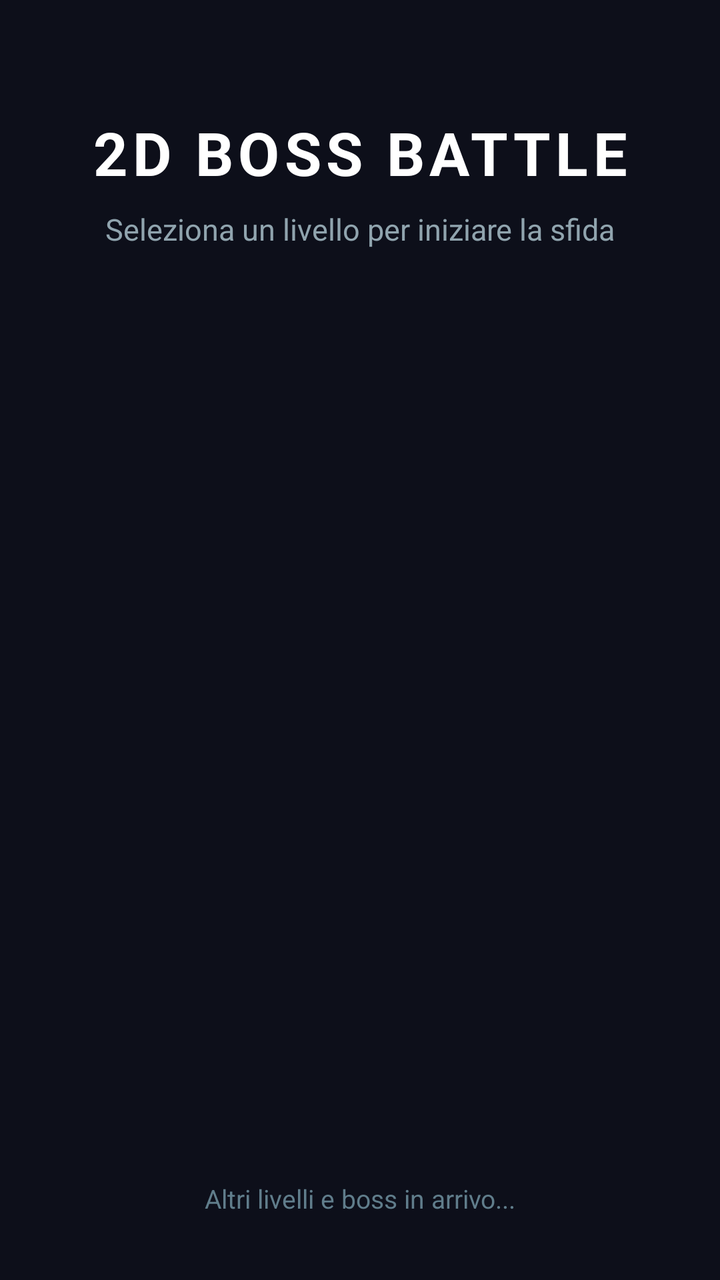
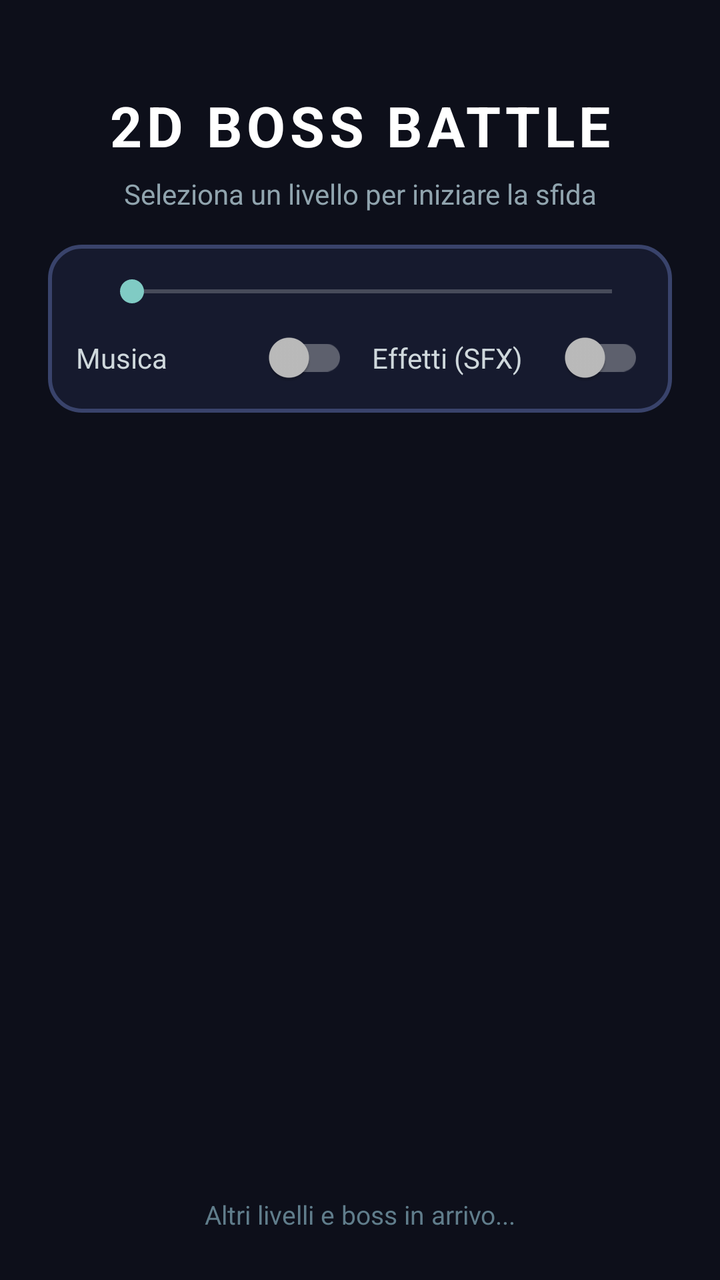

The first picture is an Android layout as it rendered before a commit; the second is the same layout after the commit. The layout source and the unified diff follow.
<!-- AndroidManifest.xml: application theme Theme.BossBattle -->
<!-- res/layout/activity_level_select.xml -->
<?xml version="1.0" encoding="utf-8"?>
<LinearLayout xmlns:android="http://schemas.android.com/apk/res/android"
    android:layout_width="match_parent"
    android:layout_height="match_parent"
    android:background="#0D0F1A"
    android:orientation="vertical"
    android:paddingStart="24dp"
    android:paddingTop="56dp"
    android:paddingEnd="24dp"
    android:paddingBottom="32dp">

    <TextView
        android:id="@+id/titleText"
        android:layout_width="match_parent"
        android:layout_height="wrap_content"
        android:gravity="center"
        android:letterSpacing="0.08"
        android:text="@string/menu_title"
        android:textColor="#FFFFFF"
        android:textSize="30sp"
        android:textStyle="bold" />

    <TextView
        android:id="@+id/subtitleText"
        android:layout_width="match_parent"
        android:layout_height="wrap_content"
        android:layout_marginTop="8dp"
        android:layout_marginBottom="32dp"
        android:gravity="center"
        android:text="@string/menu_subtitle"
        android:textColor="#90A4AE"
        android:textSize="15sp" />

    <ScrollView
        android:layout_width="match_parent"
        android:layout_height="0dp"
        android:layout_weight="1"
        android:fillViewport="true">

        <LinearLayout
            android:id="@+id/levelsContainer"
            android:layout_width="match_parent"
            android:layout_height="wrap_content"
            android:orientation="vertical" />
    </ScrollView>

    <TextView
        android:id="@+id/footerText"
        android:layout_width="match_parent"
        android:layout_height="wrap_content"
        android:layout_marginTop="16dp"
        android:gravity="center"
        android:text="@string/menu_more_levels_soon"
        android:textColor="#607D8B"
        android:textSize="13sp" />

</LinearLayout>
<!-- resources referenced by this layout -->
<resources>
  <string name="menu_more_levels_soon">Altri livelli e boss in arrivo...</string>
  <string name="menu_subtitle">Seleziona un livello per iniziare la sfida</string>
  <string name="menu_title">2D BOSS BATTLE</string>
  <style name="Theme.BossBattle" parent="Theme.AppCompat.NoActionBar">
          <item name="android:windowBackground">#0D0F1A</item>
          <item name="android:statusBarColor">#0D0F1A</item>
          <item name="android:navigationBarColor">#0D0F1A</item>
      </style>
</resources>

<!-- the commit's change to res/layout/activity_level_select.xml (unified diff, before → after) -->
@@ -5,9 +5,9 @@
     android:background="#0D0F1A"
     android:orientation="vertical"
     android:paddingStart="24dp"
-    android:paddingTop="56dp"
+    android:paddingTop="44dp"
     android:paddingEnd="24dp"
-    android:paddingBottom="32dp">
+    android:paddingBottom="24dp">
 
     <TextView
         android:id="@+id/titleText"
@@ -17,19 +17,79 @@
         android:letterSpacing="0.08"
         android:text="@string/menu_title"
         android:textColor="#FFFFFF"
-        android:textSize="30sp"
+        android:textSize="28sp"
         android:textStyle="bold" />
 
     <TextView
         android:id="@+id/subtitleText"
         android:layout_width="match_parent"
         android:layout_height="wrap_content"
-        android:layout_marginTop="8dp"
-        android:layout_marginBottom="32dp"
+        android:layout_marginTop="6dp"
+        android:layout_marginBottom="16dp"
         android:gravity="center"
         android:text="@string/menu_subtitle"
         android:textColor="#90A4AE"
-        android:textSize="15sp" />
+        android:textSize="14sp" />
+
+    
+    <LinearLayout
+        android:layout_width="match_parent"
+        android:layout_height="wrap_content"
+        android:layout_marginBottom="16dp"
+        android:background="@drawable/bg_level_card"
+        android:orientation="vertical"
+        android:padding="14dp">
+
+        <LinearLayout
+            android:layout_width="match_parent"
+            android:layout_height="wrap_content"
+            android:gravity="center_vertical"
+            android:orientation="horizontal">
+
+            <TextView
+                android:id="@+id/volumeLabel"
+                android:layout_width="wrap_content"
+                android:layout_height="wrap_content"
+                android:textColor="#FFFFFF"
+                android:textSize="14sp"
+                android:textStyle="bold" />
+
+            <SeekBar
+                android:id="@+id/volumeSeekBar"
+                android:layout_width="0dp"
+                android:layout_height="wrap_content"
+                android:layout_marginStart="12dp"
+                android:layout_weight="1"
+                android:max="100" />
+        </LinearLayout>
+
+        <LinearLayout
+            android:layout_width="match_parent"
+            android:layout_height="wrap_content"
+            android:layout_marginTop="10dp"
+            android:gravity="center_vertical"
+            android:orientation="horizontal">
+
+            <androidx.appcompat.widget.SwitchCompat
+                android:id="@+id/musicSwitch"
+                android:layout_width="0dp"
+                android:layout_height="wrap_content"
+                android:layout_weight="1"
+                android:text="@string/audio_music_label"
+                android:textColor="#CFD8DC"
+                android:textSize="14sp" />
+
+            <androidx.appcompat.widget.SwitchCompat
+                android:id="@+id/sfxSwitch"
+                android:layout_width="0dp"
+                android:layout_height="wrap_content"
+                android:layout_marginStart="12dp"
+                android:layout_weight="1"
+                android:text="@string/audio_sfx_label"
+                android:textColor="#CFD8DC"
+                android:textSize="14sp" />
+        </LinearLayout>
+    </LinearLayout>
 
     <ScrollView
         android:layout_width="match_parent"
@@ -48,7 +108,7 @@
         android:id="@+id/footerText"
         android:layout_width="match_parent"
         android:layout_height="wrap_content"
-        android:layout_marginTop="16dp"
+        android:layout_marginTop="12dp"
         android:gravity="center"
         android:text="@string/menu_more_levels_soon"
         android:textColor="#607D8B"
<!-- resource entries referenced after the edit -->
@@ -1,5 +1,17 @@
 <!-- resources referenced by this layout -->
 <resources>
+  <!-- drawable bg_level_card (drawable) -->
+  <?xml version="1.0" encoding="utf-8"?>
+  <shape xmlns:android="http://schemas.android.com/apk/res/android"
+      android:shape="rectangle">
+      <solid android:color="#161A2E" />
+      <stroke
+          android:width="2dp"
+          android:color="#39436B" />
+      <corners android:radius="16dp" />
+  </shape>
+  <string name="audio_music_label">Musica</string>
+  <string name="audio_sfx_label">Effetti (SFX)</string>
   <string name="menu_more_levels_soon">Altri livelli e boss in arrivo...</string>
   <string name="menu_subtitle">Seleziona un livello per iniziare la sfida</string>
   <string name="menu_title">2D BOSS BATTLE</string>
